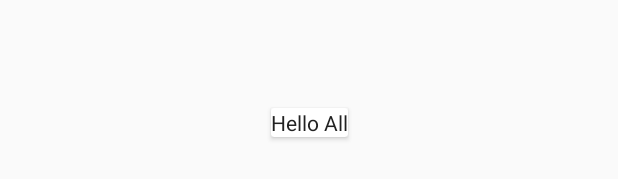
After one commit to faisalmahmudxiii/ExamPractice, an Android app: the layout fragment_menu_layout.xml on its own in the app's theme, with its tools: preview values and no code run, on a phone screen of 412 x 824 dp. The commit adds this screen. Shown: the part 490-669 px from the top of the screen. Run offline under Robolectric (Android 15) with nearby library versions, the phone set to English and light mode, and no system bars.

```diff
--- a/app/src/main/java/preparation/mobapp207/com/exam/Activity/SplashActivity.java
+++ b/app/src/main/java/preparation/mobapp207/com/exam/Activity/SplashActivity.java
@@ -1,22 +1,18 @@
 package preparation.mobapp207.com.exam.Activity;
 
+import android.content.Intent;
 import android.os.Bundle;
 import android.os.Handler;
-import android.support.annotation.Nullable;
-import android.support.v7.app.AppCompatActivity;
+import androidx.annotation.Nullable;
+import androidx.appcompat.app.AppCompatActivity;
 import android.util.Log;
-import android.widget.TextView;
 
 import net.sqlcipher.database.SQLiteDatabase;
 
 import java.util.List;
 
-import preparation.mobapp207.com.exam.Adapter.ExcelToDBHelper;
-import preparation.mobapp207.com.exam.Adapter.ExcelToSQLite;
-import preparation.mobapp207.com.exam.Adapter.QuestionDBHelper;
 import preparation.mobapp207.com.exam.Model.QuestionModel;
 import preparation.mobapp207.com.exam.R;
-import preparation.mobapp207.com.exam.Service.QuestionService;
 import preparation.mobapp207.com.exam.Service.QuestionServiceImpl;
 import preparation.mobapp207.com.exam.UtilityManager;
 
@@ -48,7 +44,8 @@ public class SplashActivity extends AppCompatActivity {
         Handler handler = new Handler();
         handler.postDelayed(new Runnable() {
             public void run() {
-                // yourMethod();
+                Intent goToNextActivity = new Intent(getApplicationContext(), MainActivity.class);
+                startActivity(goToNextActivity);
             }
         }, delayTime);   //5 seconds
 
--- /dev/null
+++ b/app/src/main/res/drawable/card_rectangle.xml
@@ -0,0 +1,6 @@
+<?xml version="1.0" encoding="utf-8"?>
+<shape xmlns:android="http://schemas.android.com/apk/res/android"
+    android:shape="rectangle">
+    <solid android:color="#42000000" />
+    <corners android:radius="5dp" />
+</shape>
--- a/app/src/main/res/layout/activity_splash.xml
+++ b/app/src/main/res/layout/activity_splash.xml
@@ -1,5 +1,5 @@
 <?xml version="1.0" encoding="utf-8"?>
-<android.support.constraint.ConstraintLayout
+<androidx.constraintlayout.widget.ConstraintLayout
 
     xmlns:android="http://schemas.android.com/apk/res/android"
     xmlns:app="http://schemas.android.com/apk/res-auto"
@@ -31,10 +31,10 @@
         tools:layout_conversion_wrapHeight="50"
         tools:layout_conversion_wrapWidth="154" />
 
-    <android.support.constraint.Guideline
+    <androidx.constraintlayout.widget.Guideline
         android:id="@+id/guideline"
         android:layout_width="wrap_content"
         android:layout_height="wrap_content"
         android:orientation="vertical"
         app:layout_constraintGuide_begin="-24dp" />
-</android.support.constraint.ConstraintLayout>
+</androidx.constraintlayout.widget.ConstraintLayout>
--- /dev/null
+++ b/app/src/main/res/layout/fragment_menu_layout.xml
@@ -0,0 +1,27 @@
+<?xml version="1.0" encoding="utf-8"?>
+<androidx.constraintlayout.widget.ConstraintLayout xmlns:android="http://schemas.android.com/apk/res/android"
+    xmlns:app="http://schemas.android.com/apk/res-auto"
+    xmlns:tools="http://schemas.android.com/tools"
+    android:id="@+id/frament_menu_relative_layout"
+    android:layout_width="match_parent"
+    android:layout_height="match_parent">
+
+    <androidx.cardview.widget.CardView
+        android:layout_width="wrap_content"
+        android:layout_height="wrap_content"
+        android:layout_marginStart="8dp"
+        android:layout_marginEnd="8dp"
+        android:layout_marginBottom="8dp"
+        app:layout_constraintBottom_toBottomOf="parent"
+        app:layout_constraintEnd_toEndOf="parent"
+        app:layout_constraintStart_toStartOf="parent"
+        app:layout_constraintTop_toTopOf="parent" >
+
+        <TextView
+            android:layout_width="match_parent"
+            android:layout_height="match_parent"
+            android:text="Hello All"
+            />
+
+    </androidx.cardview.widget.CardView>
+</androidx.constraintlayout.widget.ConstraintLayout>
--- /dev/null
+++ b/app/src/main/res/layout/fragment_sub_menu_layout.xml
@@ -0,0 +1,6 @@
+<?xml version="1.0" encoding="utf-8"?>
+<androidx.constraintlayout.widget.ConstraintLayout
+    xmlns:android="http://schemas.android.com/apk/res/android" android:layout_width="match_parent"
+    android:layout_height="match_parent">
+
+</androidx.constraintlayout.widget.ConstraintLayout>
--- a/gradle.properties
+++ b/gradle.properties
@@ -1,11 +1,13 @@
 # Project-wide Gradle settings.
-# IDE (e.g. Android Studio) users:
+# IDE (e.g. Android Studio) userExamStates:
 # Gradle settings configured through the IDE *will override*
 # any settings specified in this file.
 # For more details on how to configure your build environment visit
 # http://www.gradle.org/docs/current/userguide/build_environment.html
 # Specifies the JVM arguments used for the daemon process.
 # The setting is particularly useful for tweaking memory settings.
+android.enableJetifier=true
+android.useAndroidX=true
 org.gradle.jvmargs=-Xmx1536m
 # When configured, Gradle will run in incubating parallel mode.
 # This option should only be used with decoupled projects. More details, visit
```
Also changed, not shown: app/build.gradle (+56 -7 lines), app/src/main/java/preparation/mobapp207/com/exam/Activity/MainActivity.java (+13 -1 lines), app/src/main/java/preparation/mobapp207/com/exam/Adapter/UserDatabase.java (added, +34 -0 lines), app/src/main/java/preparation/mobapp207/com/exam/Fragment/MenuFragment.java (added, +20 -0 lines), app/src/main/java/preparation/mobapp207/com/exam/Fragment/SubMenuFragment.java (added, +20 -0 lines), app/src/main/java/preparation/mobapp207/com/exam/Model/UserExamState.java (added, +19 -0 lines), app/src/main/java/preparation/mobapp207/com/exam/Other/FragmentManeger.java (added, +39 -0 lines), app/src/main/java/preparation/mobapp207/com/exam/Service/UserExamStateDao.java (added, +28 -0 lines), app/src/main/res/layout/activity_main.xml (+8 -10 lines), 2 other files.
